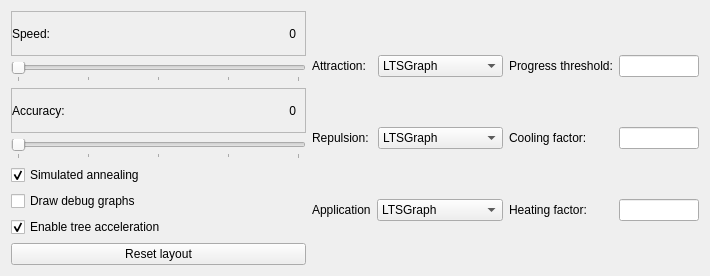
This is tools/release/ltsgraph/advancedspringlayoutdialog.ui in mCRL2org/mCRL2 as Qt 5 draws it before an edit. The edited form follows.
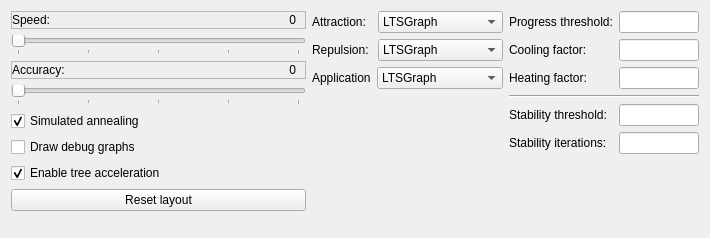
This is the edited form.

The edit to the form file:
```diff
--- a/tools/release/ltsgraph/advancedspringlayoutdialog.ui
+++ b/tools/release/ltsgraph/advancedspringlayoutdialog.ui
@@ -10,7 +10,7 @@
     <x>0</x>
     <y>0</y>
     <width>710</width>
-    <height>276</height>
+    <height>238</height>
    </rect>
   </property>
   <property name="contextMenuPolicy">
@@ -179,6 +179,19 @@
        </property>
       </widget>
      </item>
+     <item>
+      <spacer name="verticalSpacer_3">
+       <property name="orientation">
+        <enum>Qt::Vertical</enum>
+       </property>
+       <property name="sizeHint" stdset="0">
+        <size>
+         <width>20</width>
+         <height>40</height>
+        </size>
+       </property>
+      </spacer>
+     </item>
     </layout>
    </item>
    <item>
@@ -292,7 +305,17 @@
       </layout>
      </item>
      <item>
-      <layout class="QHBoxLayout" name="horizontalLayout_11"/>
+      <spacer name="verticalSpacer">
+       <property name="orientation">
+        <enum>Qt::Vertical</enum>
+       </property>
+       <property name="sizeHint" stdset="0">
+        <size>
+         <width>20</width>
+         <height>40</height>
+        </size>
+       </property>
+      </spacer>
      </item>
     </layout>
    </item>
@@ -415,6 +438,92 @@
        </item>
       </layout>
      </item>
+     <item>
+      <widget class="Line" name="line">
+       <property name="orientation">
+        <enum>Qt::Horizontal</enum>
+       </property>
+      </widget>
+     </item>
+     <item>
+      <layout class="QHBoxLayout" name="horizontalLayout_7">
+       <item>
+        <widget class="QLabel" name="lbl_stab_thres">
+         <property name="text">
+          <string>Stability threshold:</string>
+         </property>
+        </widget>
+       </item>
+       <item>
+        <widget class="QLineEdit" name="txt_stab_thres">
+         <property name="sizePolicy">
+          <sizepolicy hsizetype="Minimum" vsizetype="Fixed">
+           <horstretch>0</horstretch>
+           <verstretch>0</verstretch>
+          </sizepolicy>
+         </property>
+         <property name="minimumSize">
+          <size>
+           <width>80</width>
+           <height>0</height>
+          </size>
+         </property>
+         <property name="maximumSize">
+          <size>
+           <width>80</width>
+           <height>16777215</height>
+          </size>
+         </property>
+        </widget>
+       </item>
+      </layout>
+     </item>
+     <item>
+      <layout class="QHBoxLayout" name="horizontalLayout_11">
+       <item>
+        <widget class="QLabel" name="lbl_stab_iters">
+         <property name="text">
+          <string>Stability iterations:</string>
+         </property>
+        </widget>
+       </item>
+       <item>
+        <widget class="QLineEdit" name="txt_stab_iters">
+         <property name="sizePolicy">
+          <sizepolicy hsizetype="Minimum" vsizetype="Fixed">
+           <horstretch>0</horstretch>
+           <verstretch>0</verstretch>
+          </sizepolicy>
+         </property>
+         <property name="minimumSize">
+          <size>
+           <width>80</width>
+           <height>0</height>
+          </size>
+         </property>
+         <property name="maximumSize">
+          <size>
+           <width>80</width>
+           <height>16777215</height>
+          </size>
+         </property>
+        </widget>
+       </item>
+      </layout>
+     </item>
+     <item>
+      <spacer name="verticalSpacer_2">
+       <property name="orientation">
+        <enum>Qt::Vertical</enum>
+       </property>
+       <property name="sizeHint" stdset="0">
+        <size>
+         <width>20</width>
+         <height>40</height>
+        </size>
+       </property>
+      </spacer>
+     </item>
     </layout>
    </item>
   </layout>
```
